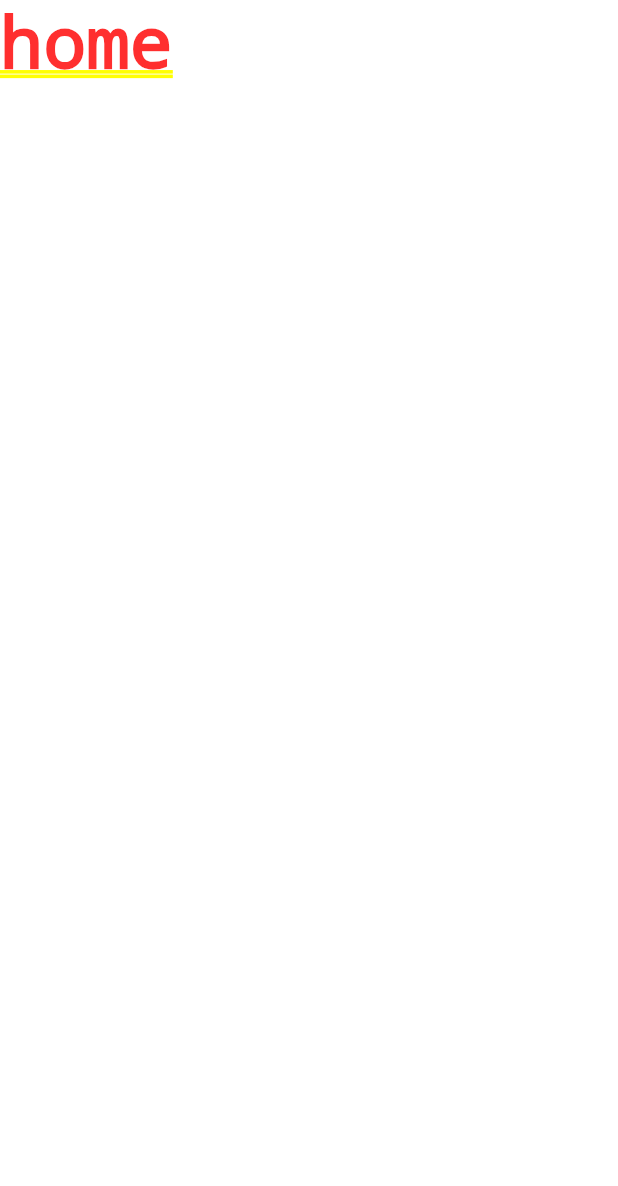
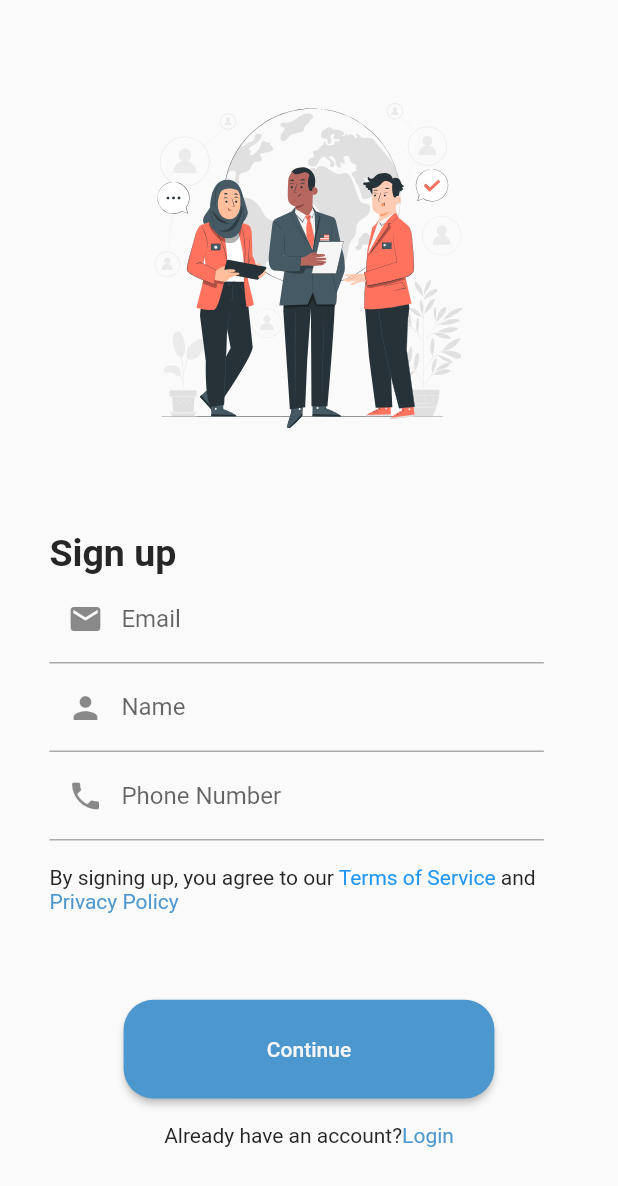
Before and after one commit to Nsustain/CoorDONATE-App, a Flutter app: the screen it shows after launch, on a phone screen of 412 x 824 dp. Shown: the top 1186 px of the screen. Run offline on Flutter 3.47's test engine with Material 2 defaults, Android fonts, the phone set to English and light mode, and no system bars; our stand-ins replace flutter_dotenv, flutter_svg.

Commit message:
feat(joshua.signup): Add signup static page

```diff
--- /dev/null
+++ b/lib/features/auth/presentation/screen/signup_page.dart
@@ -0,0 +1,150 @@
+import 'package:coordonate_app/features/auth/presentation/widgets/rounded_button.dart';
+import 'package:flutter/gestures.dart';
+import 'package:flutter/material.dart';
+import 'package:flutter_svg/flutter_svg.dart';
+
+import 'package:coordonate_app/features/auth/presentation/widgets/input_form.dart';
+
+class Signup extends StatelessWidget {
+  const Signup({super.key});
+
+  @override
+  Widget build(BuildContext context) {
+    double height = MediaQuery.of(context).size.height;
+    double width = MediaQuery.of(context).size.width;
+    return Theme(
+      data: Theme.of(context),
+      child: Scaffold(
+        body: SingleChildScrollView(
+          physics: const AlwaysScrollableScrollPhysics(),
+          child: Column(
+            crossAxisAlignment: CrossAxisAlignment.start,
+            children: [
+              Center(
+                child: SizedBox(
+                  height: height * 0.43,
+                  width: width * 0.5,
+                  child: SvgPicture.asset(
+                    'assets/images/auth/headline_image_signup.svg',
+                    semanticsLabel: 'My SVG Image',
+                  ),
+                ),
+              ),
+              Padding(
+                padding: EdgeInsets.symmetric(
+                  horizontal: width * 0.08,
+                ),
+                child: Column(
+                  crossAxisAlignment: CrossAxisAlignment.start,
+                  children: [
+                    Text(
+                      'Sign up',
+                      style: TextStyle(
+                        color: Theme.of(context).colorScheme.onPrimary,
+                        fontSize: 25,
+                        fontWeight: FontWeight.bold,
+                      ),
+                    ),
+                    InputForm(
+                      icon: const Icon(Icons.email),
+                      inputboxplaceholder: 'Email',
+                      width: width,
+                      type: 'email',
+                    ),
+                    InputForm(
+                      icon: const Icon(Icons.person),
+                      inputboxplaceholder: 'Name',
+                      width: width,
+                      type: 'name',
+                    ),
+                    InputForm(
+                      icon: const Icon(Icons.phone),
+                      inputboxplaceholder: 'Phone Number',
+                      width: width,
+                      type: 'phone',
+                    ),
+                    SizedBox(
+                      height: height * 0.02,
+                    ),
+                    Container(
+                        constraints: BoxConstraints(maxWidth: 0.8 * width),
+                        child: RichText(
+                          text: TextSpan(
+                            text: 'By signing up, you agree to our ',
+                            style: TextStyle(
+                                color:
+                                    Theme.of(context).colorScheme.onSecondary),
+                            children: <TextSpan>[
+                              TextSpan(
+                                text: 'Terms of Service',
+                                style: const TextStyle(
+                                  color: Colors.blue,
+                                ),
+                                recognizer: TapGestureRecognizer()
+                                  ..onTap = () {
+                                    // logic here
+                                  },
+                              ),
+                              TextSpan(
+                                text: ' and ',
+                                style: TextStyle(
+                                    color: Theme.of(context)
+                                        .colorScheme
+                                        .onSecondary),
+                              ),
+                              TextSpan(
+                                text: 'Privacy Policy',
+                                style: TextStyle(
+                                  color: Theme.of(context).colorScheme.primary,
+                                ),
+                                recognizer: TapGestureRecognizer()
+                                  ..onTap = () {
+                                    // logic here
+                                  },
+                              ),
+                            ],
+                          ),
+                        )),
+                    SizedBox(
+                      height: height * 0.07,
+                    ),
+                    Center(
+                      child: Column(
+                        children: [
+                          RoundedButton(width: width, height: height),
+                          SizedBox(
+                            height: height * 0.02,
+                          ),
+                          RichText(
+                            text: TextSpan(
+                              text: 'Already have an account?',
+                              style: TextStyle(
+                                  color:
+                                      Theme.of(context).colorScheme.onPrimary),
+                              children: <TextSpan>[
+                                TextSpan(
+                                    text: 'Login',
+                                    style: TextStyle(
+                                      color:
+                                          Theme.of(context).colorScheme.primary,
+                                    ),
+                                    recognizer: TapGestureRecognizer()
+                                      ..onTap = () {
+                                        // logic here
+                                      })
+                              ],
+                            ),
+                          )
+                        ],
+                      ),
+                    )
+                  ],
+                ),
+              )
+            ],
+          ),
+        ),
+      ),
+    );
+  }
+}
--- /dev/null
+++ b/lib/features/auth/presentation/widgets/input_form.dart
@@ -0,0 +1,67 @@
+import 'package:flutter/material.dart';
+
+class InputForm extends StatefulWidget {
+  final Icon icon;
+  final String inputboxplaceholder;
+  final double width;
+  final String type;
+  const InputForm(
+      {Key? key,
+      required this.icon,
+      required this.inputboxplaceholder,
+      required this.width,
+      required this.type})
+      : super(key: key);
+
+  @override
+  State<InputForm> createState() => _InputFormState();
+}
+
+class _InputFormState extends State<InputForm> {
+  final _textInputController = TextEditingController();
+  final _formkey = GlobalKey<FormState>();
+
+  String? _validate(String? value) {
+    if (value == null || value.isEmpty) {
+      return 'Please fill in the detail';
+    }
+
+    if (widget.type == 'email') {
+      final emailRegExp = RegExp(r'^[^@\s]+@[^@\s]+\.[^@\s]+$');
+      if (!emailRegExp.hasMatch(value)) {
+        return 'Please enter a valid email';
+      }
+    } else if (widget.type == 'name') {
+      final nameRegExp = RegExp(r'^[a-zA-Z ]+$');
+      if (!nameRegExp.hasMatch(value)) {
+        return 'Please enter a valid name';
+      }
+    } else if (widget.type == 'phone') {
+      final phoneRegExp = RegExp(r'^\d{10}$');
+      if (!phoneRegExp.hasMatch(value)) {
+        return 'Please enter a valid phone number';
+      }
+    }
+
+    return null;
+  }
+
+  @override
+  Widget build(BuildContext context) {
+    return Form(
+      key: _formkey,
+      child: Container(
+        constraints: BoxConstraints(maxWidth: widget.width * 0.8),
+        child: TextFormField(
+          controller: _textInputController,
+          decoration: InputDecoration(
+            prefixIcon: widget.icon,
+            labelText: widget.inputboxplaceholder,
+          ),
+          validator: _validate,
+          onSaved: (newValue) {},
+        ),
+      ),
+    );
+  }
+}
--- /dev/null
+++ b/lib/features/auth/presentation/widgets/rounded_button.dart
@@ -0,0 +1,29 @@
+import 'package:flutter/material.dart';
+
+class RoundedButton extends StatelessWidget {
+  final double width;
+  final double height;
+  const RoundedButton({Key? key, required this.width, required this.height})
+      : super(key: key);
+
+  @override
+  Widget build(BuildContext context) {
+    return ElevatedButton(
+      style: ButtonStyle(
+        backgroundColor:
+            MaterialStateProperty.all(Theme.of(context).colorScheme.primary),
+        minimumSize: MaterialStateProperty.all(
+          Size(width * 0.6, height * 0.08),
+        ),
+        shape: MaterialStateProperty.all(
+          RoundedRectangleBorder(borderRadius: BorderRadius.circular(20)),
+        ),
+      ),
+      child: Text(
+        'Continue',
+        style: TextStyle(color: Theme.of(context).colorScheme.surface),
+      ),
+      onPressed: () {},
+    );
+  }
+}
--- a/lib/main.dart
+++ b/lib/main.dart
@@ -2,9 +2,10 @@ import 'package:coordonate_app/core/utils/global/environment.dart';
 import 'package:flutter/material.dart';
 import 'package:flutter_dotenv/flutter_dotenv.dart';
 import './core/utils/constants/styles.dart';
+import 'features/auth/presentation/screen/signup_page.dart';
 
 Future<void> main() async {
-  await dotenv.load(fileName: Enviroment.fileName);
+  // await dotenv.load(fileName: Enviroment.fileName);
 
   runApp(const MyApp());
 }
@@ -31,7 +32,7 @@ class MyApp extends StatelessWidget {
             surface: kWhiteColor,
             onSurface: kTextPrimaryColor,
           )),
-      home: const Text("home"),
+      home: const Signup(),
     );
   }
 }
```
Also changed, not shown: pubspec.yaml (+6 -3 lines), assets/images/auth/headline_image_signup.svg (added), pubspec.lock.
